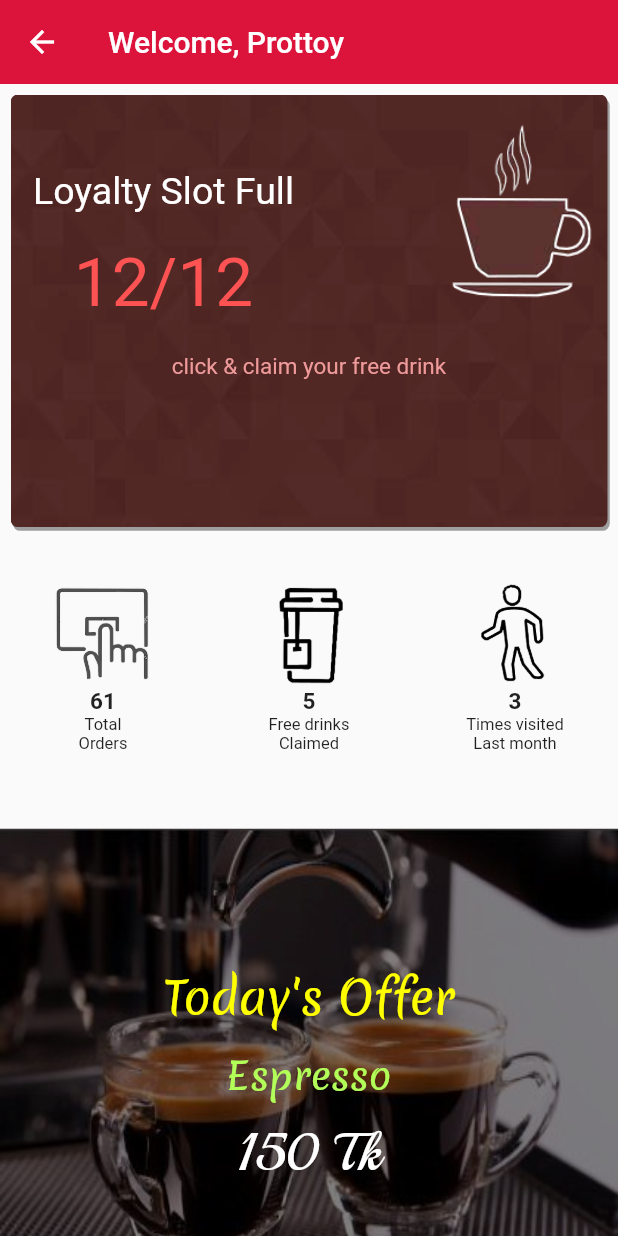
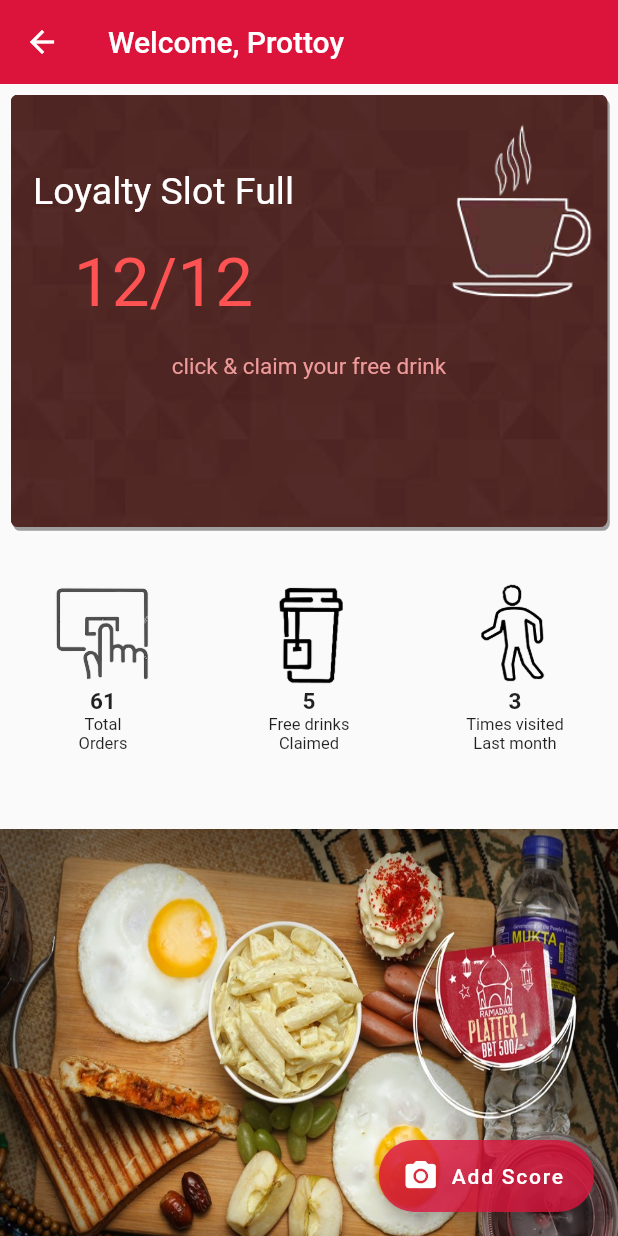
Before and after one commit to Shusmoy108/coffee-shop, a Flutter app: the HomePage screen opened directly, on a phone screen of 412 x 824 dp. Run offline on Flutter 3.47's test engine with Material 2 defaults, Android fonts, the phone set to English and light mode, and no system bars; our stand-ins replace flutter_map, font_awesome_flutter, latlong; missing offline and left inert: qrcode_reader, unicorndial.

Commit message:
design done

```diff
--- a/lib/src/screens/homepage/home_page.dart
+++ b/lib/src/screens/homepage/home_page.dart
@@ -113,14 +113,14 @@ class _HomePageState extends State<HomePage> {
                 SizedBox(
                   height: 20,
                 ),
-                AddPoint(
-                  score: score,
-                  scanCode: scan,
-                  showDialog: showSlotFullDialog,
-                ),
-                SizedBox(
-                  height: 50.0,
-                ),
+                // AddPoint(
+                //   score: score,
+                //   scanCode: scan,
+                //   showDialog: showSlotFullDialog,
+                // ),
+                // SizedBox(
+                //   height: 50.0,
+                // ),
                 FavoriteItems(),
                 SizedBox(
                   height: 50.0,
@@ -129,6 +129,14 @@ class _HomePageState extends State<HomePage> {
             ),
           ],
         ),
+      ),
+      floatingActionButton: FloatingActionButton.extended(
+        onPressed: score == 12 ? showSlotFullDialog : scan,
+        label: Text(
+          'Add Score',
+        ),
+        icon: Icon(Icons.camera_alt),
+        backgroundColor: Color.fromRGBO(220, 20, 60, 0.8),
       ),
     );
   }
--- a/lib/src/screens/homepage/todays_offer.dart
+++ b/lib/src/screens/homepage/todays_offer.dart
@@ -9,7 +9,7 @@ class TodaysOffer extends StatelessWidget {
       decoration: BoxDecoration(
         image: DecorationImage(
           image: AssetImage(
-            'images/expresso.jpg',
+            'images/offer.jpg',
           ),
           fit: BoxFit.fill,
         ),
@@ -23,49 +23,49 @@ class TodaysOffer extends StatelessWidget {
               mainAxisSize: MainAxisSize.max,
               crossAxisAlignment: CrossAxisAlignment.stretch,
               children: <Widget>[
-                Container(
-                  alignment: Alignment.center,
-                  child: Text(
-                    "Today's Offer",
-                    style: TextStyle(
-                        color: Colors.yellowAccent,
-                        fontSize: 30.0,
-                        fontFamily: 'Merienda'),
-                  ),
-                ),
-                SizedBox(
-                  height: 10.0,
-                ),
-                Container(
-                  alignment: Alignment.center,
-                  child: Container(
-                    //color: Colors.greenAccent,
-                    padding:
-                        EdgeInsets.symmetric(horizontal: 4.0, vertical: 2.0),
-                    child: Text(
-                      "Espresso",
-                      style: TextStyle(
-                        color: Colors.lightGreenAccent,
-                        fontSize: 25.0,
-                        fontFamily: 'Merienda',
-                      ),
-                    ),
-                  ),
-                ),
-                SizedBox(
-                  height: 10.0,
-                ),
-                Container(
-                  alignment: Alignment.center,
-                  child: Text(
-                    "150 Tk",
-                    style: TextStyle(
-                      color: Colors.white,
-                      fontSize: 35.0,
-                      fontFamily: 'Playball',
-                    ),
-                  ),
-                ),
+                // Container(
+                //   alignment: Alignment.center,
+                //   child: Text(
+                //     "Today's Offer",
+                //     style: TextStyle(
+                //         color: Colors.yellowAccent,
+                //         fontSize: 30.0,
+                //         fontFamily: 'Merienda'),
+                //   ),
+                // ),
+                // SizedBox(
+                //   height: 10.0,
+                // ),
+                // Container(
+                //   alignment: Alignment.center,
+                //   child: Container(
+                //     //color: Colors.greenAccent,
+                //     padding:
+                //         EdgeInsets.symmetric(horizontal: 4.0, vertical: 2.0),
+                //     child: Text(
+                //       "Espresso",
+                //       style: TextStyle(
+                //         color: Colors.lightGreenAccent,
+                //         fontSize: 25.0,
+                //         fontFamily: 'Merienda',
+                //       ),
+                //     ),
+                //   ),
+                // ),
+                // SizedBox(
+                //   height: 10.0,
+                // ),
+                // Container(
+                //   alignment: Alignment.center,
+                //   child: Text(
+                //     "150 Tk",
+                //     style: TextStyle(
+                //       color: Colors.white,
+                //       fontSize: 35.0,
+                //       fontFamily: 'Playball',
+                //     ),
+                //   ),
+                // ),
               ],
             ),
           ),
```
Also changed, not shown: lib/src/screens/homepage/add_point.dart (+5 -5 lines), lib/src/screens/loginregisterpage/login_page.dart (+46 -5 lines), lib/src/screens/loginregisterpage/login_register_page.dart (+7 -8 lines), lib/src/screens/loginregisterpage/register_page.dart (+49 -1 lines), lib/src/screens/storepage/store_page.dart (+16 -16 lines), pubspec.yaml (+52 -54 lines), images/frontpage.jpg (deleted), images/frontpage.webp (added), images/offer.jpg (added).
